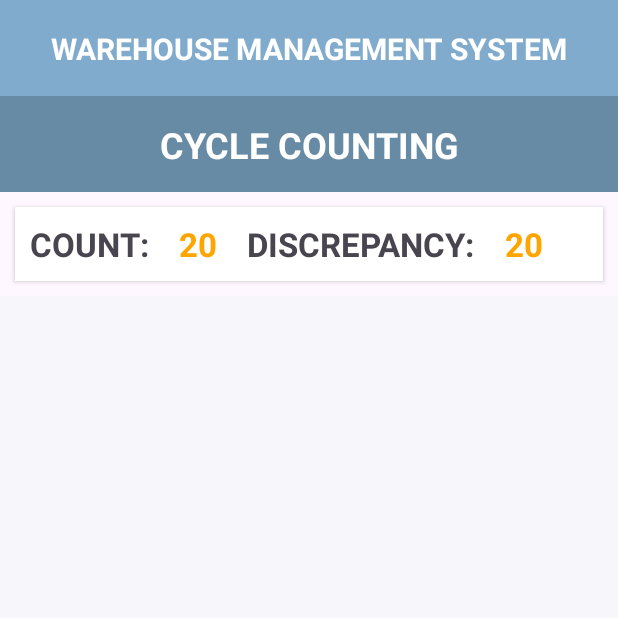
After one commit to insidetech21/cRFID-Android, an Android app: the CycleCounting screen opened directly, with no data from a screen before it, on a phone screen of 412 x 824 dp, the top half of it. The commit adds this screen. Run offline under Robolectric (Android 15) with nearby library versions, the phone set to English and light mode, and no system bars.

Commit message:
Cycle Counting UI Consumption Done.

```diff
--- a/app/src/main/AndroidManifest.xml
+++ b/app/src/main/AndroidManifest.xml
@@ -12,6 +12,9 @@
         android:supportsRtl="true"
         android:theme="@style/Theme.CRFID"
         tools:targetApi="31">
+        <activity
+            android:name=".CycleCounting"
+            android:exported="false" />
         <activity
             android:name=".Locate_Asset_Details_Page"
             android:exported="false" />
--- /dev/null
+++ b/app/src/main/java/com/example/crfid/CycleCounting.java
@@ -0,0 +1,14 @@
+package com.example.crfid;
+
+import androidx.appcompat.app.AppCompatActivity;
+
+import android.os.Bundle;
+
+public class CycleCounting extends AppCompatActivity {
+
+    @Override
+    protected void onCreate(Bundle savedInstanceState) {
+        super.onCreate(savedInstanceState);
+        setContentView(R.layout.activity_cycle_counting);
+    }
+}
--- /dev/null
+++ b/app/src/main/res/layout/activity_cycle_counting.xml
@@ -0,0 +1,140 @@
+<?xml version="1.0" encoding="utf-8"?>
+<androidx.constraintlayout.widget.ConstraintLayout xmlns:android="http://schemas.android.com/apk/res/android"
+    xmlns:app="http://schemas.android.com/apk/res-auto"
+    xmlns:tools="http://schemas.android.com/tools"
+    android:layout_width="match_parent"
+    android:layout_height="match_parent"
+    tools:context=".CycleCounting">
+
+    <androidx.appcompat.widget.Toolbar
+        android:id="@+id/toolbar3"
+        android:layout_width="0dp"
+        android:layout_height="wrap_content"
+        android:background="#678aa5"
+        android:minHeight="?attr/actionBarSize"
+        android:theme="?attr/actionBarTheme"
+        app:layout_constraintEnd_toEndOf="parent"
+        app:layout_constraintStart_toStartOf="parent"
+        app:layout_constraintTop_toBottomOf="@id/toolbar4" />
+
+    <TextView
+        android:id="@+id/textView9"
+        android:layout_width="wrap_content"
+        android:layout_height="wrap_content"
+        android:text="@string/cycle_counting1"
+        android:textAllCaps="true"
+        android:textStyle="bold"
+        android:textColor="@color/white"
+        android:textSize="24sp"
+        app:layout_constraintTop_toTopOf="@id/toolbar3"
+        app:layout_constraintBottom_toBottomOf="@id/toolbar3"
+        app:layout_constraintStart_toStartOf="@id/toolbar3"
+        app:layout_constraintEnd_toEndOf="@id/toolbar3" />
+
+
+    <androidx.appcompat.widget.Toolbar
+        android:id="@+id/toolbar4"
+        android:layout_width="0dp"
+        android:layout_height="wrap_content"
+        android:background="#81abcc"
+        android:minHeight="?attr/actionBarSize"
+        android:theme="?attr/actionBarTheme"
+        app:layout_constraintEnd_toEndOf="parent"
+        app:layout_constraintStart_toStartOf="parent"
+        app:layout_constraintTop_toTopOf="parent" />
+
+    <TextView
+        android:id="@+id/textView10"
+        android:layout_width="wrap_content"
+        android:layout_height="wrap_content"
+        android:text="@string/warehouse_management_system"
+        android:textAllCaps="true"
+        android:textColor="@color/white"
+        app:layout_constraintTop_toTopOf="@id/toolbar4"
+        app:layout_constraintBottom_toBottomOf="@id/toolbar4"
+        app:layout_constraintStart_toStartOf="@id/toolbar4"
+        app:layout_constraintEnd_toEndOf="@id/toolbar4"
+        android:textSize="20sp"
+        android:textStyle="bold"/>
+
+    <LinearLayout
+        android:id="@+id/LinearLayout1"
+        android:layout_width="match_parent"
+        android:layout_height="wrap_content"
+        android:orientation="horizontal"
+        android:gravity="center"
+        app:layout_constraintTop_toBottomOf="@+id/toolbar3"
+        tools:layout_editor_absoluteX="0dp">
+
+        <androidx.cardview.widget.CardView
+            android:layout_width="match_parent"
+            android:layout_height="wrap_content"
+            android:elevation="10dp"
+            android:layout_margin="10dp"
+            app:cardCornerRadius="0dp">
+
+            <LinearLayout
+                android:layout_width="match_parent"
+                android:layout_height="wrap_content"
+                android:orientation="horizontal"
+                app:layout_constraintTop_toBottomOf="@+id/toolbar3">
+
+            <TextView
+                android:id="@+id/txtViewCount"
+                android:layout_width="wrap_content"
+                android:layout_height="match_parent"
+                android:text="@string/count"
+                android:textAllCaps="true"
+                android:layout_margin="10dp"
+                android:textSize="22sp"
+                android:textStyle="bold"/>
+
+            <TextView
+                android:layout_width="wrap_content"
+                android:layout_height="match_parent"
+                android:layout_margin="10dp"
+                android:text="20"
+                android:textColor="#FFA500"
+                android:textSize="22sp"
+                android:textStyle="bold" />
+
+
+                <TextView
+                    android:id="@+id/txtViewDiff"
+                    android:layout_width="wrap_content"
+                    android:layout_height="match_parent"
+                    android:text="@string/discrepancy"
+                    android:textAllCaps="true"
+                    android:layout_margin="10dp"
+                    android:textSize="22sp"
+                    android:textStyle="bold"/>
+
+                <TextView
+                    android:layout_width="match_parent"
+                    android:layout_height="match_parent"
+                    android:layout_margin="10dp"
+                    android:text="20"
+                    android:textColor="#FFA500"
+                    android:textSize="22sp"
+                    android:textStyle="bold" />
+
+            </LinearLayout>
+
+        </androidx.cardview.widget.CardView>
+
+    </LinearLayout>
+
+    <androidx.recyclerview.widget.RecyclerView
+        android:id="@+id/locateRecycler"
+        android:layout_width="0dp"
+        android:layout_height="0dp"
+        app:layout_constraintBottom_toBottomOf="parent"
+        app:layout_constraintEnd_toEndOf="parent"
+        app:layout_constraintStart_toStartOf="parent"
+        app:layout_constraintTop_toBottomOf="@id/LinearLayout1"
+        android:background="#f7f6fb"
+        tools:listitem="@layout/common_recycler_locate_tag_pair_unpair"
+
+        />
+
+</androidx.constraintlayout.widget.ConstraintLayout>
--- a/app/src/main/res/layout/locate_asset_activity.xml
+++ b/app/src/main/res/layout/locate_asset_activity.xml
@@ -29,7 +29,6 @@
         app:layout_constraintBottom_toBottomOf="@id/toolbar3"
         app:layout_constraintStart_toStartOf="@id/toolbar3"
         app:layout_constraintEnd_toEndOf="@id/toolbar3"
-
         />
 
     <androidx.recyclerview.widget.RecyclerView
--- a/app/src/main/res/values/strings.xml
+++ b/app/src/main/res/values/strings.xml
@@ -114,4 +114,8 @@
         "when a user tries to pick up one of cards.\n\n"
     </string>
     <string name="action_settings">Settings</string>
+    <string name="discrepancy">Discrepancy:</string>
+    <string name="count">Count:</string>
+    <string name="warehouse_management_system">Warehouse Management System</string>
+    <string name="cycle_counting1">Cycle Counting</string>
 </resources>
```
Also changed, not shown: app/src/main/java/com/example/crfid/ReadMaterial.java (deleted, +0 -41 lines), app/src/main/res/layout-w1240dp/content_scrolling.xml (deleted, +0 -18 lines), app/src/main/res/layout-w936dp/content_scrolling.xml (deleted, +0 -24 lines), app/src/main/res/layout/activity_read_material.xml (deleted, +0 -48 lines), app/src/main/res/layout/content_scrolling.xml (deleted, +0 -17 lines).
